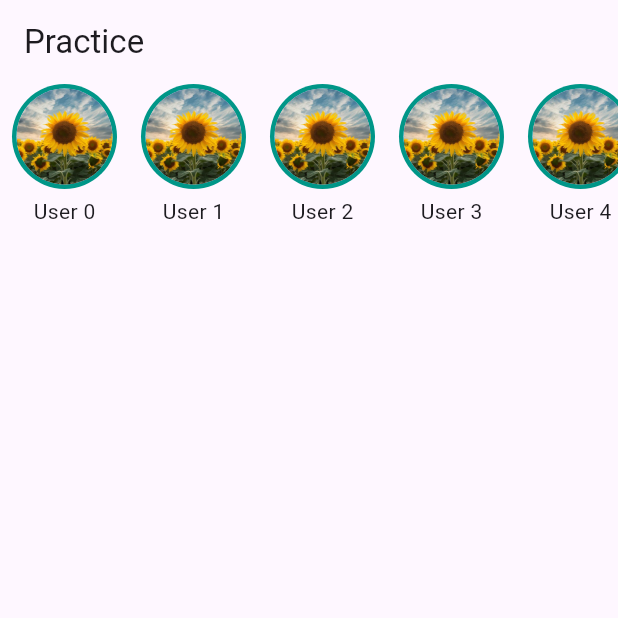
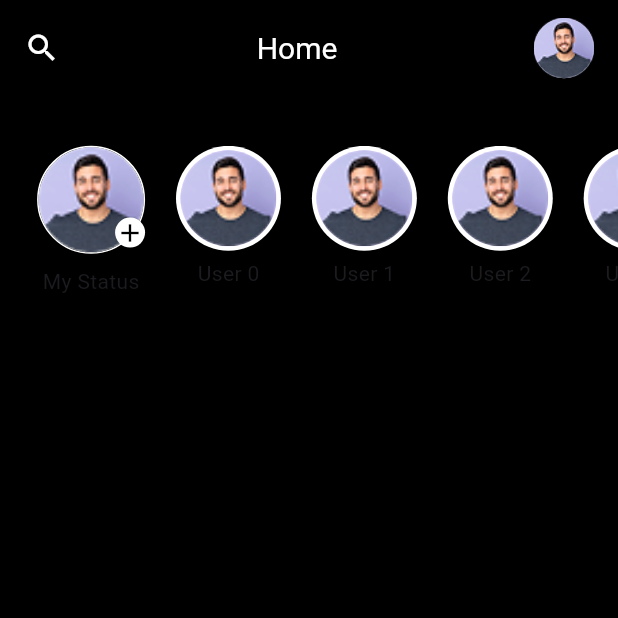
Before and after one commit to MuhammadHaris2200/Chat_Box, a Flutter app: the screen it shows after launch, on a phone screen of 412 x 824 dp, the top half of it. Run offline on Flutter 3.47's test engine with Material 3 defaults, Android fonts, the phone set to English and light mode, and no system bars.

Commit message:
initial commit

```diff
--- a/lib/constants/app_colors.dart
+++ b/lib/constants/app_colors.dart
@@ -16,5 +16,5 @@ class AppColors {
   static const Color pinkColor = Color(0xFFE91E63);
   static const Color brownColor = Color(0xFF795548);
   static const Color teal = Color(0xFF009688);
-
+  static const Color transparent = Color(0x00000000);
 }
--- a/lib/constants/app_icons.dart
+++ b/lib/constants/app_icons.dart
@@ -1,7 +1,7 @@
 import 'package:flutter/cupertino.dart';
 import 'package:flutter/material.dart';
 
-class AppIcons{
+class AppIcons {
   ///Material Icons
   static const IconData materialSearchIcon = Icons.search;
   static const IconData materialCallIcon = Icons.call;
@@ -9,10 +9,7 @@ class AppIcons{
   static const IconData materialMessageIcon = Icons.message;
   static const IconData materialContactIcon = Icons.account_circle_outlined;
   static const IconData materialSettings = Icons.settings;
-
-
-
-
+  static const IconData materialAdd = Icons.add;
 
   ///Cupertino Icons
   static const IconData cupertinoSearchIcon = CupertinoIcons.search;
@@ -21,4 +18,5 @@ class AppIcons{
   static const IconData cupertinoMessageCall = CupertinoIcons.chat_bubble_text;
   static const IconData cupertinoContacts = CupertinoIcons.person_circle;
   static const IconData cupertinoSettings = CupertinoIcons.settings;
+  static const IconData cupertinoAdd = CupertinoIcons.add;
 }
--- a/lib/constants/app_images.dart
+++ b/lib/constants/app_images.dart
@@ -11,4 +11,5 @@ class AppImages {
   static const subText = "assets/images/subText.png";
   static const orText = "assets/images/Or-uihut (1).png";
   static const loginPageLogo = "assets/images/loginLogo.png";
+  static const randomImage = "assets/images/random.png";
 }
--- a/lib/main.dart
+++ b/lib/main.dart
@@ -1,6 +1,5 @@
 import 'package:chat_box/constants/app_routes.dart';
 import 'package:chat_box/utils/app_pages.dart';
-import 'package:chat_box/view/practice.dart';
 import 'package:flutter/material.dart';
 
 void main() {
@@ -14,10 +13,9 @@ class MyApp extends StatelessWidget {
   @override
   Widget build(BuildContext context) {
     return MaterialApp(
-      home: Practice(),
       title: "Chat Box",
-      // initialRoute: AppRoutes.login,
-      // routes: AppPages.getRoutes(),
+      initialRoute: AppRoutes.home,
+      routes: AppPages.getRoutes(),
     );
   }
 }
--- a/lib/view/homeScreen.dart
+++ b/lib/view/homeScreen.dart
@@ -1,3 +1,6 @@
+import 'package:chat_box/constants/app_colors.dart';
+import 'package:chat_box/constants/app_images.dart';
+import 'package:chat_box/widgets/my_status.dart';
 import 'package:flutter/material.dart';
 
 class HomeScreen extends StatefulWidget {
@@ -10,25 +13,74 @@ class HomeScreen extends StatefulWidget {
 class _HomeScreenState extends State<HomeScreen> {
   @override
   Widget build(BuildContext context) {
+    ///Media query initialization
     final mq = MediaQuery.of(context).size;
+
+    ///App bar
     return Scaffold(
+      backgroundColor: AppColors.blackColor, // Scaffold background black
       appBar: AppBar(
-        title: const Text("Home Screen"),
-        centerTitle: true,
+        backgroundColor: AppColors.transparent,
+        elevation: 0,
+        title: Padding(
+          padding: EdgeInsets.only(top: mq.height * .01),
+          child: Row(
+            mainAxisAlignment: MainAxisAlignment.spaceBetween,
+            children: [
+              Icon(Icons.search, color: AppColors.whiteColor),
+
+              // Center -> Home Text
+              Text(
+                "Home",
+                style: TextStyle(color: AppColors.whiteColor, fontSize: 20),
+              ),
+
+              // Right side -> Person Icon
+              CircleAvatar(child: Image.asset(AppImages.randomImage)),
+            ],
+          ),
+        ),
       ),
-      body: Column(
-        children: [
-          SizedBox(height: mq.height * .05,),
 
+      ///Body
+      body: Padding(
+        padding: EdgeInsets.only(top: mq.height * .05),
+        child: Row(
+          children: [
+            // 🔹 My Status (static)
+            MyStatus(),
 
-          Row(
-            children: [
-              IconButton(onPressed: () {
-
-              }, icon: Icon(Icons.search))
-            ],
-          )
-        ],
+            // 🔹 Friends List (scrollable)
+            Expanded(
+              child: SingleChildScrollView(
+                scrollDirection: Axis.horizontal,
+                child: Row(
+                  children: List.generate(10, (index) {
+                    return Padding(
+                      padding: EdgeInsets.only(left: mq.width * .05),
+                      child: Column(
+                        children: [
+                          CircleAvatar(
+                            radius: 35,
+                            backgroundColor: Colors.white,
+                            child: CircleAvatar(
+                              radius: 32,
+                              backgroundImage: AssetImage(
+                                "assets/images/random.png",
+                              ),
+                            ),
+                          ),
+                          const SizedBox(height: 5),
+                          Text("User $index"),
+                        ],
+                      ),
+                    );
+                  }),
+                ),
+              ),
+            ),
+          ],
+        ),
       ),
     );
   }
--- /dev/null
+++ b/lib/widgets/my_status.dart
@@ -0,0 +1,90 @@
+import 'package:flutter/material.dart';
+
+import '../constants/app_colors.dart';
+import '../constants/app_icons.dart';
+
+class MyStatus extends StatelessWidget {
+  const MyStatus({super.key});
+
+  @override
+  Widget build(BuildContext context) {
+    final mq = MediaQuery.of(context).size;
+    return
+    // Column(
+    // ///Status of current user
+    // children: [
+    //   SizedBox(height: mq.height * .05),
+    //   Stack(
+    //     children: [
+    //       Padding(
+    //         padding: EdgeInsets.only(left: mq.width * .06),
+    //         child: Container(
+    //           decoration: BoxDecoration(
+    //             shape: BoxShape.circle,
+    //             border: Border.all(color: AppColors.whiteColor, width: 1),
+    //           ),
+    //           child: const CircleAvatar(
+    //             radius: 30,
+    //             backgroundColor: AppColors.whiteColor,
+    //             backgroundImage: AssetImage("assets/images/random.png"),
+    //           ),
+    //         ),
+    //       ),
+    //
+    //       ///Plus button
+    //       Positioned(
+    //         right: 0,
+    //         bottom: 0,
+    //         child: Container(
+    //           decoration: BoxDecoration(
+    //             color: AppColors.whiteColor,
+    //             shape: BoxShape.circle,
+    //             border: Border.all(color: AppColors.blackColor),
+    //           ),
+    //           child: InkWell(onTap: () {}, child: Icon(AppIcons.materialAdd)),
+    //         ),
+    //       ),
+    //     ],
+    //   ),
+    Padding(
+      padding: EdgeInsets.only(left: mq.width * .06),
+      child: Column(
+        children: [
+          Stack(
+            children: [
+              Container(
+                decoration: BoxDecoration(
+                  shape: BoxShape.circle,
+                  border: Border.all(color: AppColors.whiteColor, width: 1),
+                ),
+                child: CircleAvatar(
+                  radius: 35,
+                  backgroundColor: AppColors.whiteColor,
+                  backgroundImage: AssetImage("assets/images/random.png"),
+                ),
+              ),
+
+              Positioned(
+                bottom: mq.width * .01,
+                right: mq.width * .0,
+                child: Container(
+                  decoration: const BoxDecoration(
+                    color: AppColors.whiteColor,
+                    shape: BoxShape.circle,
+                  ),
+                  child: const Icon(
+                    AppIcons.materialAdd,
+                    size: 20,
+                    color: AppColors.blackColor,
+                  ),
+                ),
+              ),
+            ],
+          ),
+          SizedBox(height: mq.height * .01),
+          const Text("My Status"),
+        ],
+      ),
+    );
+  }
+}
```
Also changed, not shown: lib/view/loginScreen.dart (+38 -5 lines), lib/view/onBoardingScreen.dart (+24 -6 lines), lib/view/signUp.dart (+42 -30 lines), lib/widgets/friend_status.dart (added, +38 -0 lines), assets/images/random.png (added).
